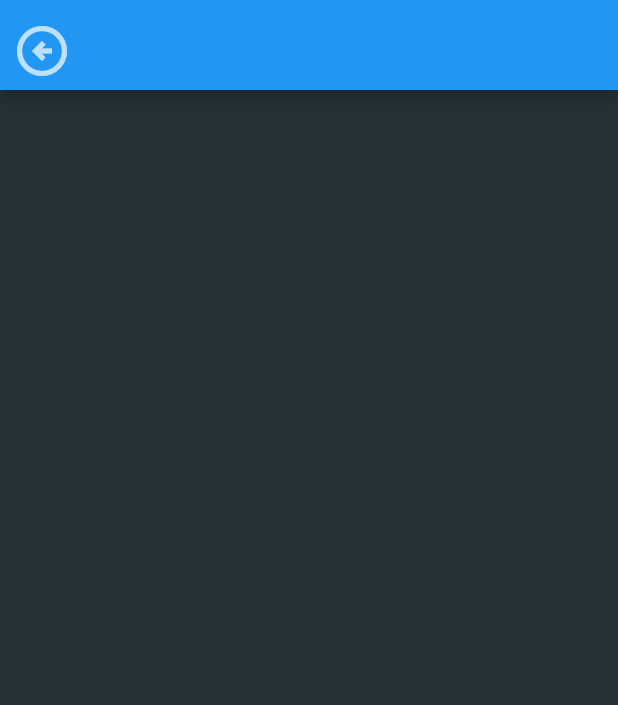
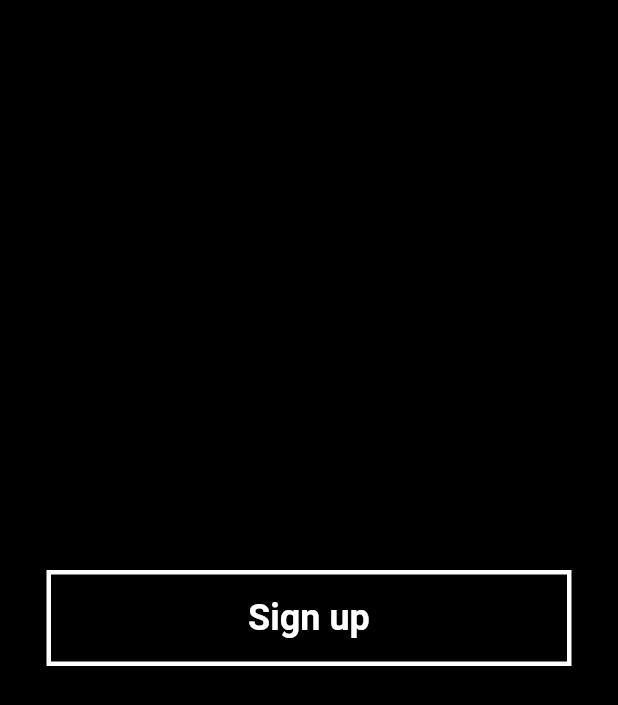
Before and after one commit to Developer1414/massage, a Flutter app: the screen it shows after launch, on a phone screen of 412 x 824 dp. Shown: the top 705 px of the screen. Run offline on Flutter 3.47's test engine with Material 2 defaults, Android fonts, the phone set to English and light mode, and no system bars.

Commit message:
Commit 3

```diff
--- /dev/null
+++ b/lib/constants.dart
@@ -0,0 +1,5 @@
+import 'package:flutter/material.dart';
+
+const FontWeight buttonFontWeight = FontWeight.bold;
+const Color buttonBorderColor = Colors.white;
+const double buttonBorderWidth = 3;
--- a/lib/pages/sign_up.dart
+++ b/lib/pages/sign_up.dart
@@ -1,6 +1,7 @@
 import 'package:flutter/material.dart';
 import 'package:flutter/src/foundation/key.dart';
 import 'package:flutter/src/widgets/framework.dart';
+import 'package:flutter_course/constants.dart';
 
 class SignUpScreen extends StatefulWidget {
   const SignUpScreen({Key? key}) : super(key: key);
@@ -15,16 +16,47 @@ class _SignUpScreenState extends State<SignUpScreen> {
     return MaterialApp(
       debugShowCheckedModeBanner: false,
       home: Scaffold(
-        backgroundColor: Colors.blueGrey.shade900,
-        appBar: AppBar(
-          titleSpacing: 0,
-          toolbarHeight: 60,
-          title: IconButton(
-              onPressed: () {},
-              icon: Icon(Icons.arrow_circle_left_outlined,
-                  size: 40, color: Colors.white70)),
+        backgroundColor: Colors.black,
+        body: Container(
+          child: Align(
+            alignment: Alignment.center,
+            child:
+                Column(mainAxisAlignment: MainAxisAlignment.center, children: [
+              Material(
+                color: Colors.transparent,
+                child: InkWell(
+                  onTap: () {},
+                  child: Container(
+                    width: 350,
+                    decoration: const BoxDecoration(
+                        border: Border(
+                      top: BorderSide(
+                          color: buttonBorderColor, width: buttonBorderWidth),
+                      bottom: BorderSide(
+                          color: buttonBorderColor, width: buttonBorderWidth),
+                      left: BorderSide(
+                          color: buttonBorderColor, width: buttonBorderWidth),
+                      right: BorderSide(
+                          color: buttonBorderColor, width: buttonBorderWidth),
+                    )),
+                    child: Center(
+                      child: Container(
+                        margin: const EdgeInsets.all(15.0),
+                        child: const Text(
+                          'Sign up',
+                          style: TextStyle(
+                              color: Colors.white,
+                              fontSize: 24,
+                              fontWeight: buttonFontWeight),
+                        ),
+                      ),
+                    ),
+                  ),
+                ),
+              ),
+            ]),
+          ),
         ),
-        body: Container(),
       ),
     );
   }
```
